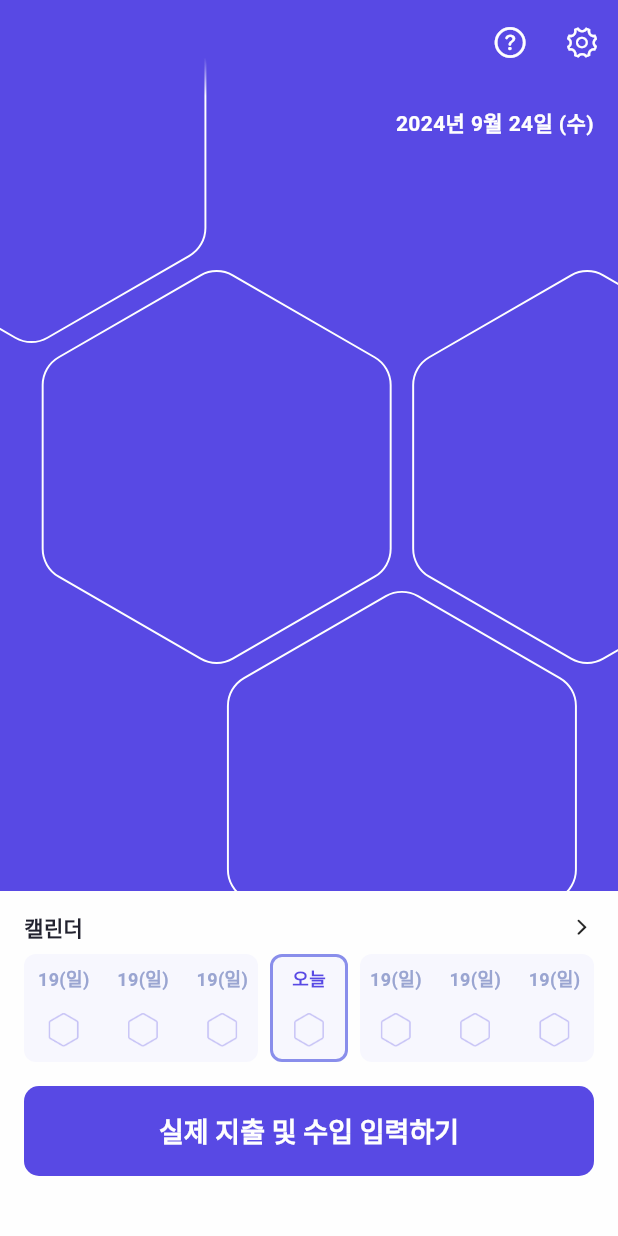
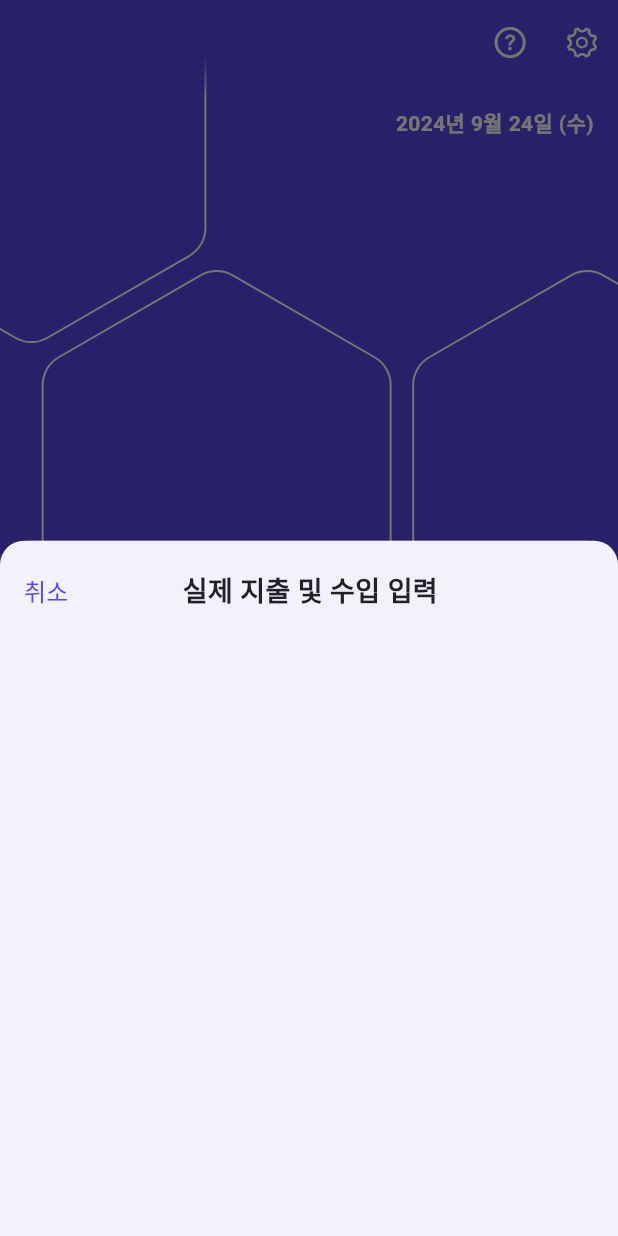
Before and after one commit to Monfi98/Harubee-AOS, a Flutter app: the screen it shows after launch, after a tap on "실제 지출 및 수입 입력하기", on a phone screen of 412 x 824 dp. Run offline on Flutter 3.47's test engine with Material 3 defaults, Android fonts, the phone set to English and light mode, and no system bars; Roboto replaces fonts that are missing (Pretendard).

Commit message:
transactionView에 탑바 추가

```diff
--- /dev/null
+++ b/lib/presentation/common/views/transaction_input_view.dart
@@ -0,0 +1,70 @@
+import 'package:flutter/material.dart';
+import 'package:harubee/design_system/colors/harubee_color.dart';
+
+class TransactionInputView extends StatelessWidget {
+  const TransactionInputView({super.key});
+
+  @override
+  Widget build(BuildContext context) {
+    // TODO: Provider 도입
+    final mode = Theme.of(context).brightness == Brightness.dark
+        ? Appearance.dark
+        : Appearance.light;
+
+    return Container(
+      width: double.infinity,
+      padding: const EdgeInsets.only(left: 16, right: 16, top: 20),
+      decoration: BoxDecoration(
+        borderRadius: BorderRadius.vertical(top: Radius.circular(20)),
+        color: HarubeeColor.bgSecondary50(mode),
+      ),
+      child: Column(children: [TopBar()]),
+    );
+  }
+}
+
+class TopBar extends StatelessWidget {
+  const TopBar({super.key});
+
+  @override
+  Widget build(BuildContext context) {
+    // TODO: Provider 도입
+    final mode = Theme.of(context).brightness == Brightness.dark
+        ? Appearance.dark
+        : Appearance.light;
+
+    return Row(
+      mainAxisAlignment: MainAxisAlignment.spaceBetween,
+      children: [
+        TextButton(
+          onPressed: () {
+            debugPrint("취소버튼 Pressed");
+          },
+          style: TextButton.styleFrom(
+            padding: EdgeInsets.zero,
+            minimumSize: Size.zero,
+            tapTargetSize: MaterialTapTargetSize.shrinkWrap,
+            overlayColor: Colors.transparent,
+          ),
+          child: Text(
+            "취소",
+            style: TextStyle(
+              color: HarubeeColor.mainText(mode),
+              fontSize: 16,
+              fontWeight: FontWeight.w500,
+            ),
+          ),
+        ),
+        Text(
+          "실제 지출 및 수입 입력",
+          style: TextStyle(
+            color: HarubeeColor.textPrimary(mode),
+            fontSize: 18,
+            fontWeight: FontWeight.w600,
+          ),
+        ),
+        SizedBox(width: 28),
+      ],
+    );
+  }
+}
--- /dev/null
+++ b/lib/presentation/today/viewmodels/today_viewmodel.dart
@@ -0,0 +1,3 @@
+import 'package:flutter/material.dart';
+
+final class TodayViewModel with ChangeNotifier {}
--- a/lib/presentation/today/views/today_view.dart
+++ b/lib/presentation/today/views/today_view.dart
@@ -4,6 +4,7 @@ import 'dart:math';
 
 import 'package:harubee/design_system/colors/harubee_color.dart';
 import 'package:harubee/design_system/images/harubee_image.dart';
+import 'package:harubee/presentation/common/views/transaction_input_view.dart';
 import 'package:harubee/presentation/today/widgets/rounded_hexagon_painter.dart';
 
 // * TodayView
@@ -232,7 +233,13 @@ class FooterSection extends StatelessWidget {
               ),
             ),
             onPressed: () {
-              debugPrint("Bottom Button 눌림");
+              showModalBottomSheet(
+                context: context,
+                shape: const RoundedRectangleBorder(
+                  borderRadius: BorderRadius.vertical(top: Radius.circular(16)),
+                ),
+                builder: (context) => const TransactionInputView(),
+              );
             },
             child: Text("실제 지출 및 수입 입력하기"),
           ),
```
